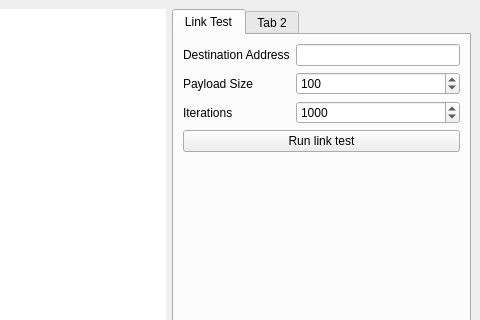
WPI-HPRC/gs-control-2024-2025, file Frontend/Windows/MainWindow/mainwindow.ui: the form before one commit; both pictures show x 142 to 622 and y 0 to 320 of the 622 by 600 pixel window.
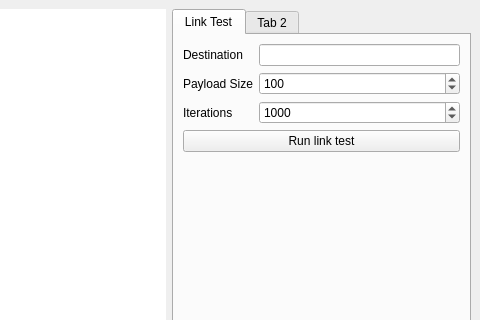
The form after the commit. Custom widgets are drawn as their Qt base class.

Patch:
```diff
--- a/Frontend/Windows/MainWindow/mainwindow.ui
+++ b/Frontend/Windows/MainWindow/mainwindow.ui
@@ -108,7 +108,7 @@
         <item row="0" column="0">
          <widget class="QLabel" name="label">
           <property name="text">
-           <string>Destination Address</string>
+           <string>Destination</string>
           </property>
          </widget>
         </item>
@@ -153,9 +153,15 @@
         </item>
         <item row="0" column="1">
          <widget class="QLineEdit" name="LinkTest_DestinationAddress">
+          <property name="inputMask">
+           <string notr="true"/>
+          </property>
           <property name="maxLength">
            <number>16</number>
           </property>
+          <property name="alignment">
+           <set>Qt::AlignmentFlag::AlignJustify|Qt::AlignmentFlag::AlignVCenter</set>
+          </property>
          </widget>
         </item>
         <item row="1" column="0">
```
Left out of the diff: 4 changed lines with no effect on the pictures.
